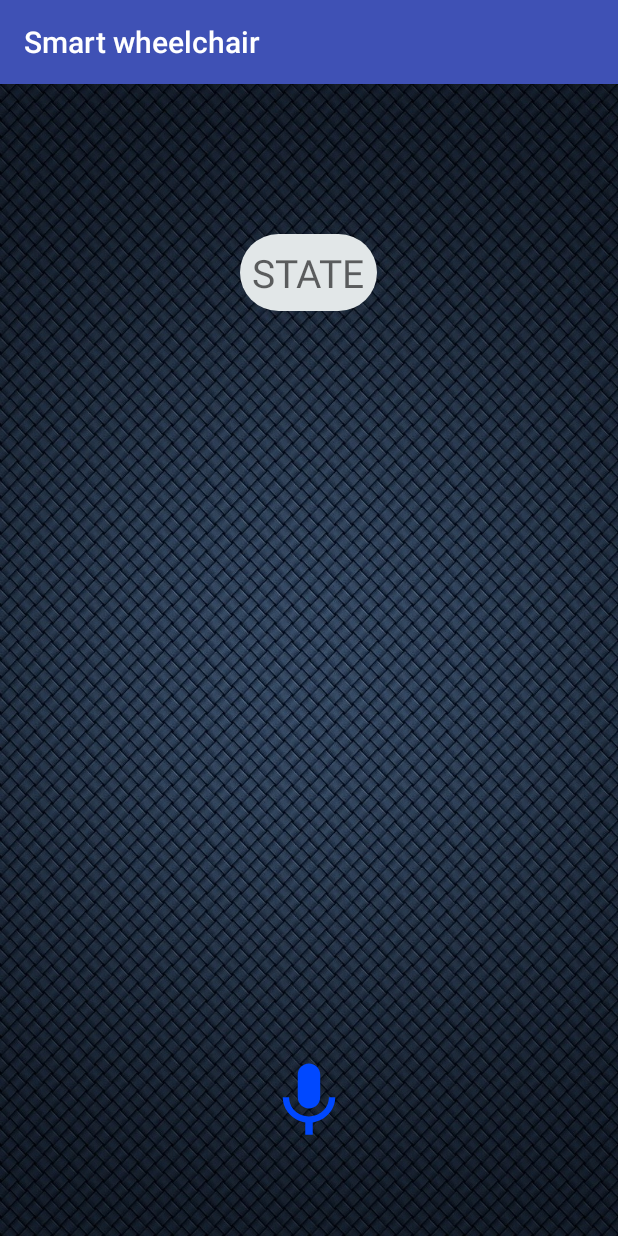
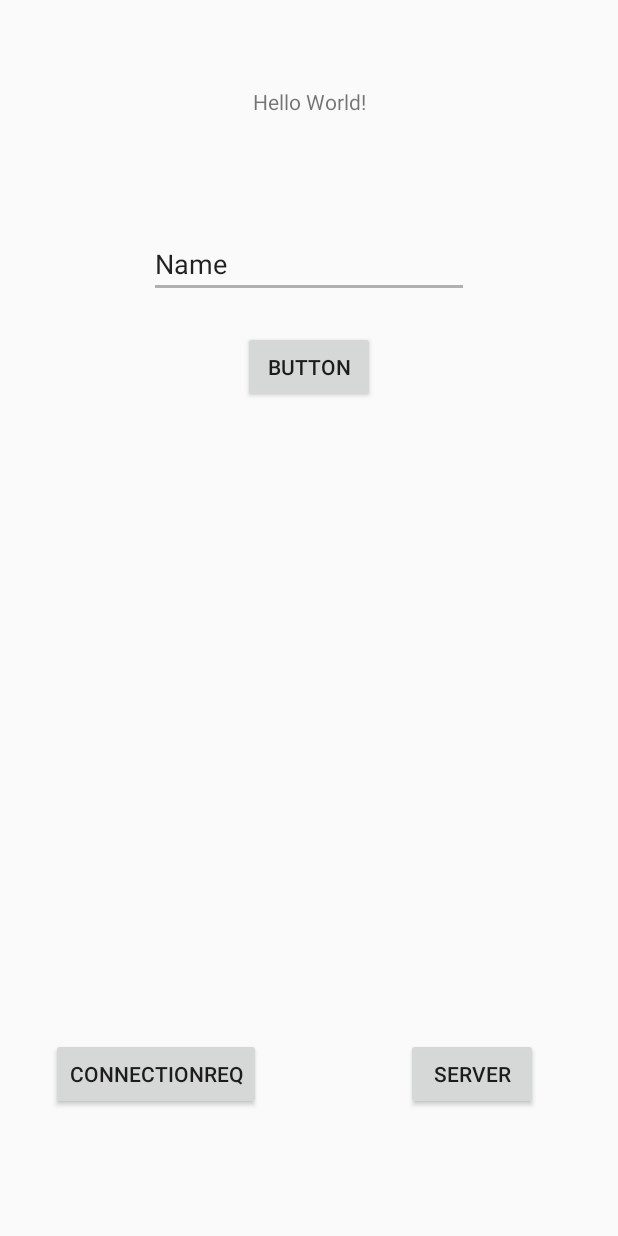
Before and after one commit to Thanhlongbem/SmartWheelChair, an Android app: the screen it shows after launch (GoogleVoiceDetectActivity), after a tap on "ĐIỀU KHIỂN BẰNG GIỌNG NÓI", on a phone screen of 412 x 824 dp. Run offline under Robolectric (Android 15) with nearby library versions, the phone set to English and light mode, and no system bars.

Commit message:
chua xong

```diff
--- a/app/src/main/java/banh/along/smartwheelchair/GoogleVoiceDetectActivity.java
+++ b/app/src/main/java/banh/along/smartwheelchair/GoogleVoiceDetectActivity.java
@@ -1,18 +1,21 @@
 package banh.along.smartwheelchair;
 
 import android.annotation.SuppressLint;
+import android.app.Activity;
 import android.bluetooth.BluetoothAdapter;
 import android.bluetooth.BluetoothDevice;
 import android.bluetooth.BluetoothServerSocket;
 import android.bluetooth.BluetoothSocket;
 import android.content.Intent;
 import android.os.Bundle;
+import android.os.Handler;
 import android.speech.RecognizerIntent;
 import android.speech.tts.TextToSpeech;
 import android.support.v7.app.AppCompatActivity;
 import android.util.Log;
 import android.view.View;
 import android.widget.Button;
+import android.widget.EditText;
 import android.widget.TextView;
 import android.widget.Toast;
 
@@ -21,228 +24,278 @@ import java.io.ByteArrayOutputStream;
 import java.io.IOException;
 import java.io.InputStream;
 import java.io.OutputStream;
+import java.nio.charset.Charset;
 import java.util.ArrayList;
 import java.util.Locale;
+import java.util.Set;
 import java.util.UUID;
 
-public class GoogleVoiceDetectActivity extends AppCompatActivity {
+public class GoogleVoiceDetectActivity extends Activity {
+
+    private static final UUID MY_UUID_INSECURE =
+            UUID.fromString("8ce255c0-200a-11e0-ac64-0800200c9a66");
+
+    private static final int REQUEST_ENABLE_BT = 1;
+    BluetoothAdapter bluetoothAdapter = BluetoothAdapter.getDefaultAdapter();
+    private BluetoothDevice mmDevice;
+    private UUID deviceUUID;
+    ConnectedThread mConnectedThread;
+    private Handler handler;
+
+    String TAG = "MainActivity";
+    EditText send_data;
+    TextView view_data;
+    StringBuilder messages;
 
 
 
-    private TextView txvResult;
-    Button btnSpeak;
-    BluetoothSocket socket;
-    InputStream inputStream;
-    OutputStream outputStream;
-    byte[] buffer = new byte[1024];
-    int i;
-    String message;
-    private Bluetooth b;
-    TextToSpeech t1;
 
 
-    BluetoothDevice bluetoothDevice;
+
+    public void pairDevice(View v) {
+
+        Set<BluetoothDevice> pairedDevices = bluetoothAdapter.getBondedDevices();
+        Log.e("MAinActivity", "" + pairedDevices.size() );
+        if (pairedDevices.size() > 0) {
+            Object[] devices = pairedDevices.toArray();
+            BluetoothDevice device = (BluetoothDevice) devices[0];
+            //ParcelUuid[] uuid = device.getUuids();
+            Log.e("MAinActivity", "" + device );
+            //Log.e("MAinActivity", "" + uuid)
+
+            ConnectThread connect = new ConnectThread(device,MY_UUID_INSECURE);
+            connect.start();
+
+        }
+    }
+
+    private class ConnectThread extends Thread {
+        private BluetoothSocket mmSocket;
+
+        public ConnectThread(BluetoothDevice device, UUID uuid) {
+            Log.d(TAG, "ConnectThread: started.");
+            mmDevice = device;
+            deviceUUID = uuid;
+        }
+
+        public void run(){
+            BluetoothSocket tmp = null;
+            Log.i(TAG, "RUN mConnectThread ");
+
+            // Get a BluetoothSocket for a connection with the
+            // given BluetoothDevice
+            try {
+                Log.d(TAG, "ConnectThread: Trying to create InsecureRfcommSocket using UUID: "
+                        +MY_UUID_INSECURE );
+                tmp = mmDevice.createRfcommSocketToServiceRecord(MY_UUID_INSECURE);
+            } catch (IOException e) {
+                Log.e(TAG, "ConnectThread: Could not create InsecureRfcommSocket " + e.getMessage());
+            }
+
+            mmSocket = tmp;
+
+            // Make a connection to the BluetoothSocket
+
+            try {
+                // This is a blocking call and will only return on a
+                // successful connection or an exception
+                mmSocket.connect();
+
+            } catch (IOException e) {
+                // Close the socket
+                try {
+                    mmSocket.close();
+                    Log.d(TAG, "run: Closed Socket.");
+                } catch (IOException e1) {
+                    Log.e(TAG, "mConnectThread: run: Unable to close connection in socket " + e1.getMessage());
+                }
+                Log.d(TAG, "run: ConnectThread: Could not connect to UUID: " + MY_UUID_INSECURE );
+            }
+
+            //will talk about this in the 3rd video
+            connected(mmSocket);
+        }
+        public void cancel() {
+            try {
+                Log.d(TAG, "cancel: Closing Client Socket.");
+                mmSocket.close();
+            } catch (IOException e) {
+                Log.e(TAG, "cancel: close() of mmSocket in Connectthread failed. " + e.getMessage());
+            }
+        }
+    }
+
+    private void connected(BluetoothSocket mmSocket) {
+        Log.d(TAG, "connected: Starting.");
+
+        // Start the thread to manage the connection and perform transmissions
+        mConnectedThread = new ConnectedThread(mmSocket);
+        mConnectedThread.start();
+    }
+
+    private class ConnectedThread extends Thread {
+        private final BluetoothSocket mmSocket;
+        private final InputStream mmInStream;
+        private final OutputStream mmOutStream;
+
+        public ConnectedThread(BluetoothSocket socket) {
+            Log.d(TAG, "ConnectedThread: Starting.");
+
+            mmSocket = socket;
+            InputStream tmpIn = null;
+            OutputStream tmpOut = null;
+
+
+
+            try {
+                tmpIn = mmSocket.getInputStream();
+                tmpOut = mmSocket.getOutputStream();
+            } catch (IOException e) {
+                e.printStackTrace();
+            }
+
+            mmInStream = tmpIn;
+            mmOutStream = tmpOut;
+        }
+
+        public void run(){
+            byte[] buffer = new byte[1024];  // buffer store for the stream
+
+            int bytes; // bytes returned from read()
+
+            // Keep listening to the InputStream until an exception occurs
+            while (true) {
+                // Read from the InputStream
+                try {
+                    bytes = mmInStream.read(buffer);
+                    final String incomingMessage = new String(buffer, 0, bytes);
+                    Log.d(TAG, "InputStream: " + incomingMessage);
+
+                    runOnUiThread(new Runnable() {
+
+                        @Override
+                        public void run() {
+                            view_data.setText(incomingMessage);
+                        }
+                    });
+
+
+                } catch (IOException e) {
+                    Log.e(TAG, "write: Error reading Input Stream. " + e.getMessage() );
+                    break;
+                }
+            }
+        }
+
+
+        public void write(byte[] bytes) {
+            String text = new String(bytes, Charset.defaultCharset());
+            Log.d(TAG, "write: Writing to outputstream: " + text);
+            try {
+                mmOutStream.write(bytes);
+            } catch (IOException e) {
+                Log.e(TAG, "write: Error writing to output stream. " + e.getMessage() );
+            }
+        }
+
+        /* Call this from the main activity to shutdown the connection */
+        public void cancel() {
+            try {
+                mmSocket.close();
+            } catch (IOException e) { }
+        }
+    }
+
+
+    public void SendMessage(View v) {
+        byte[] bytes = send_data.getText().toString().getBytes(Charset.defaultCharset());
+        mConnectedThread.write(bytes);
+    }
+
+
+
 
     @SuppressLint("WrongViewCast")
     @Override
     protected void onCreate(Bundle savedInstanceState) {
         super.onCreate(savedInstanceState);
         setContentView(R.layout.detect_google_voice_activity);
-        txvResult = (TextView) findViewById(R.id.txvResult);
 
-        Toast.makeText(getApplicationContext(),"Đang ở trong onCreate", Toast.LENGTH_LONG).show();
+        send_data =(EditText) findViewById(R.id.editText);
+        view_data = (TextView) findViewById(R.id.textView);
 
-        b = new Bluetooth(this);
-        b.enableBluetooth();
-        b.connectToName("hc_06");
-
-
-
-
-
-
+        if (bluetoothAdapter != null && !bluetoothAdapter.isEnabled()) {
+            Intent enableBtIntent = new
+                    Intent(BluetoothAdapter.ACTION_REQUEST_ENABLE);
+            startActivityForResult(enableBtIntent, REQUEST_ENABLE_BT);
+        }
 
     }
 
-    public void getSpeechInput(View view) {
+    public void Start_Server(View view) {
 
-        Intent intent = new Intent(RecognizerIntent.ACTION_RECOGNIZE_SPEECH);
-        intent.putExtra(RecognizerIntent.EXTRA_LANGUAGE_MODEL, RecognizerIntent.LANGUAGE_MODEL_FREE_FORM);
-        intent.putExtra(RecognizerIntent.EXTRA_LANGUAGE, Locale.getDefault());
-        //intent.putExtra(RecognizerIntent.EXTRA_SPEECH_INPUT_POSSIBLY_COMPLETE_SILENCE_LENGTH_MILLIS,0);
-        intent.putExtra(RecognizerIntent.EXTRA_SPEECH_INPUT_MINIMUM_LENGTH_MILLIS,300);
-        intent.putExtra(RecognizerIntent.EXTRA_SPEECH_INPUT_COMPLETE_SILENCE_LENGTH_MILLIS,300);
-        intent.putExtra(RecognizerIntent.ACTION_VOICE_SEARCH_HANDS_FREE,RecognizerIntent.ACTION_VOICE_SEARCH_HANDS_FREE);
+        AcceptThread accept = new AcceptThread();
+        accept.start();
 
-
-
-        if (intent.resolveActivity(getPackageManager()) != null) {
-            startActivityForResult(intent, 10);
-        } else{
-            Toast.makeText(this, "Your Device Don't Support Speech Input", Toast.LENGTH_SHORT).show();
-        }
     }
 
-    @Override
-    protected void onActivityResult(int requestCode, int resultCode, Intent data) {
-        super.onActivityResult(requestCode, resultCode, data);
-        Toast.makeText(getApplicationContext()," ở trong onActivityResult", Toast.LENGTH_LONG).show();
+    private class AcceptThread extends Thread {
 
-        if(requestCode == 10){
-            if (resultCode == RESULT_OK) {
-                ArrayList<String> result = data.getStringArrayListExtra(RecognizerIntent.EXTRA_RESULTS);
-                txvResult.setText(result.get(0));
-                message = result.get(0).toString();
+        // The local server socket
+        private final BluetoothServerSocket mmServerSocket;
 
+        public AcceptThread() {
+            BluetoothServerSocket tmp = null;
 
-                if(b.isConnected()){
-                    if(message == "Hello" || message == "hello"){
-                        b.send("1");
-                    }
+            // Create a new listening server socket
+            try {
+                tmp = bluetoothAdapter.listenUsingInsecureRfcommWithServiceRecord("appname", MY_UUID_INSECURE);
 
-                }else{
-                    String toSpeak = "You need pair with another device";
-                    //Toast.makeText(this, toSpeak,Toast.LENGTH_LONG).show();
-                }
+                Log.d(TAG, "AcceptThread: Setting up Server using: " + MY_UUID_INSECURE);
+            } catch (IOException e) {
+                Log.e(TAG, "AcceptThread: IOException: " + e.getMessage());
+            }
 
+            mmServerSocket = tmp;
+        }
 
+        public void run() {
+            Log.d(TAG, "run: AcceptThread Running.");
 
-            }else if (resultCode == RecognizerIntent.RESULT_AUDIO_ERROR) {
-                getSpeechInput(getCurrentFocus());
-            } else if (resultCode == RecognizerIntent.RESULT_CLIENT_ERROR) {
-                getSpeechInput(getCurrentFocus());
-            } else if (resultCode == RecognizerIntent.RESULT_NETWORK_ERROR) {
-                getSpeechInput(getCurrentFocus());
-            } else if (resultCode == RecognizerIntent.RESULT_NO_MATCH) {
-                getSpeechInput(getCurrentFocus());
-            } else if (resultCode == RecognizerIntent.RESULT_SERVER_ERROR) {
-                getSpeechInput(getCurrentFocus());
+            BluetoothSocket socket = null;
 
+            try {
+                // This is a blocking call and will only return on a
+                // successful connection or an exception
+                Log.d(TAG, "run: RFCOM server socket start.....");
+
+                socket = mmServerSocket.accept();
+
+                Log.d(TAG, "run: RFCOM server socket accepted connection.");
+
+            } catch (IOException e) {
+                Log.e(TAG, "AcceptThread: IOException: " + e.getMessage());
             }
-        }else getSpeechInput(getCurrentFocus());
+
+            //talk about this is in the 3rd
+            if (socket != null) {
+                connected(socket);
+            }
+
+            Log.i(TAG, "END mAcceptThread ");
+        }
+
+        public void cancel() {
+            Log.d(TAG, "cancel: Canceling AcceptThread.");
+            try {
+                mmServerSocket.close();
+            } catch (IOException e) {
+                Log.e(TAG, "cancel: Close of AcceptThread ServerSocket failed. " + e.getMessage());
+            }
+        }
     }
 
 
 
 
-
-
-
-   /* public class ConnectThread extends Thread{
-        private BluetoothSocket bTSocket;
-
-        public boolean connect(BluetoothDevice bTDevice, UUID mUUID) {
-            BluetoothSocket temp = null;
-            try {
-                temp = bTDevice.createRfcommSocketToServiceRecord(mUUID);
-            } catch (IOException e) {
-                Log.d("CONNECTTHREAD","Could not create RFCOMM socket:" + e.toString());
-                return false;
-            }
-            try {
-                bTSocket.connect();
-            } catch(IOException e) {
-                Log.d("CONNECTTHREAD","Could not connect: " + e.toString());
-                try {
-                    bTSocket.close();
-                } catch(IOException close) {
-                    Log.d("CONNECTTHREAD", "Could not close connection:" + e.toString());
-                    return false;
-                }
-            }
-            return true;
-        }
-
-        public boolean cancel() {
-            try {
-                bTSocket.close();
-            } catch(IOException e) {
-                Log.d("CONNECTTHREAD","Could not close connection:" + e.toString());
-                return false;
-            }
-            return true;
-        }
-    }
-
-    public class ServerConnectThread extends Thread{
-        private BluetoothSocket bTSocket;
-
-        public ServerConnectThread() { }
-
-        public void acceptConnect(BluetoothAdapter bTAdapter, UUID mUUID) {
-            BluetoothServerSocket temp = null;
-            try {
-                temp = bTAdapter.listenUsingRfcommWithServiceRecord("Service_Name", mUUID);
-            } catch(IOException e) {
-                Log.d("SERVERCONNECT", "Could not get a BluetoothServerSocket:" + e.toString());
-            }
-            while(true) {
-                try {
-                    bTSocket = temp.accept();
-                } catch (IOException e) {
-                    Log.d("SERVERCONNECT", "Could not accept an incoming connection.");
-                    break;
-                }
-                if (bTSocket != null) {
-                    try {
-                        temp.close();
-                    } catch (IOException e) {
-                        Log.d("SERVERCONNECT", "Could not close ServerSocket:" + e.toString());
-                    }
-                    break;
-                }
-            }
-        }
-
-        public void closeConnect() {
-            try {
-                bTSocket.close();
-            } catch(IOException e) {
-                Log.d("SERVERCONNECT", "Could not close connection:" + e.toString());
-            }
-        }
-    }
-
-
-    public class TransferandReceiver extends Thread{
-        public TransferandReceiver(){};
-        public void sendData(BluetoothSocket socket, int data) throws IOException{
-            ByteArrayOutputStream output = new ByteArrayOutputStream(4);
-            output.write(data);
-            OutputStream outputStream = socket.getOutputStream();
-            outputStream.write(output.toByteArray());
-        }
-
-        public int receiveData(BluetoothSocket socket) throws IOException{
-            byte[] buffer = new byte[4];
-            ByteArrayInputStream input = new ByteArrayInputStream(buffer);
-            InputStream inputStream = socket.getInputStream();
-            inputStream.read(buffer);
-            return input.read();
-        }
-    }
-
-
-    public void ConnectTwoDevice(){
-        BluetoothAdapter btadap = BluetoothAdapter.getDefaultAdapter();
-        UUID uuid = UUID.fromString("1");
-
-
-        ConnectThread connectThread = new ConnectThread();
-        connectThread.connect(bluetoothDevice,uuid);
-
-        ServerConnectThread serverConnectThread = new ServerConnectThread();
-        serverConnectThread.acceptConnect(btadap,uuid);
-    }
-
-    public void DataTransfer(int data){
-        ConnectTwoDevice();
-        BluetoothAdapter btadap = BluetoothAdapter.getDefaultAdapter();
-        TransferandReceiver transferandReceiver = new TransferandReceiver();
-        try {
-            transferandReceiver.sendData(socket,data);
-        } catch (IOException e) {
-            e.printStackTrace();
-        }
-    }*/
 }
--- a/app/src/main/java/banh/along/smartwheelchair/MainActivity.java
+++ b/app/src/main/java/banh/along/smartwheelchair/MainActivity.java
@@ -61,12 +61,18 @@ public class MainActivity extends AppCompatActivity{
         };
         //registering our receiver
         this.registerReceiver(mReceiver, intentFilter);
+        btnONOFF = findViewById(R.id.btnONOFF);
+        btnONOFF.setOnClickListener(new View.OnClickListener() {
+            @Override
+            public void onClick(View v) {
+                Intent intent = new Intent(MainActivity.this, GoogleVoiceDetectActivity.class);
+                startActivity(intent);
+            }
+        });
 
 
 
-
-
-        BTAdapter = BluetoothAdapter.getDefaultAdapter();
+        /*BTAdapter = BluetoothAdapter.getDefaultAdapter();
         pairedDevices = BTAdapter.getBondedDevices();
         final ArrayList list = new ArrayList();
         btnONOFF = findViewById(R.id.btnONOFF);
@@ -113,7 +119,7 @@ public class MainActivity extends AppCompatActivity{
 
             AlertDialog alertDialog = builder.create();
             alertDialog.show();
-        }
+        }*/
 
 
 
--- a/app/src/main/res/layout/detect_google_voice_activity.xml
+++ b/app/src/main/res/layout/detect_google_voice_activity.xml
@@ -1,37 +1,82 @@
 <?xml version="1.0" encoding="utf-8"?>
-<RelativeLayout
-    xmlns:android="http://schemas.android.com/apk/res/android"
+<android.support.constraint.ConstraintLayout xmlns:android="http://schemas.android.com/apk/res/android"
+    xmlns:app="http://schemas.android.com/apk/res-auto"
+    xmlns:tools="http://schemas.android.com/tools"
     android:layout_width="match_parent"
     android:layout_height="match_parent"
-    android:orientation="vertical"
-    android:background="@drawable/bg_home2"
-    >
+    tools:context="com.example.hpi5.bluethoothshot.MainActivity"
+    tools:layout_editor_absoluteY="81dp"
+    tools:layout_editor_absoluteX="0dp">
 
     <TextView
-        android:padding="8dp"
-        android:gravity="center"
-        android:hint="STATE"
-        android:background="@drawable/back_state"
-        android:id="@+id/txvResult"
         android:layout_width="wrap_content"
         android:layout_height="wrap_content"
-        android:layout_alignParentTop="true"
-        android:layout_centerHorizontal="true"
-        android:layout_marginTop="100dp"
-        android:textColor="#000"
-        android:textSize="26sp"
-        android:textStyle="normal"/>
+        android:text="Hello World!"
+        android:id="@+id/textView"
+        tools:layout_constraintTop_creator="1"
+        tools:layout_constraintRight_creator="1"
+        app:layout_constraintRight_toRightOf="parent"
+        android:layout_marginTop="58dp"
+        tools:layout_constraintLeft_creator="1"
+        app:layout_constraintLeft_toLeftOf="parent"
+        app:layout_constraintTop_toTopOf="parent" />
 
-    <ImageView
-        android:foregroundGravity="center"
-        android:id="@+id/btnSpeak"
-        android:layout_width="60dp"
-        android:layout_height="60dp"
-        android:layout_alignParentBottom="true"
-        android:layout_centerHorizontal="true"
-        android:layout_marginBottom="60dp"
-        android:gravity="center"
-        android:onClick="getSpeechInput"
-        android:src="@drawable/ic_mic_black_24dp"/>
+    <EditText
+        android:id="@+id/editText"
+        android:layout_width="wrap_content"
+        android:layout_height="wrap_content"
+        android:ems="10"
+        android:inputType="textPersonName"
+        android:text="Name"
+        tools:layout_constraintTop_creator="1"
+        tools:layout_constraintRight_creator="1"
+        app:layout_constraintRight_toRightOf="parent"
+        android:layout_marginTop="153dp"
+        tools:layout_constraintLeft_creator="1"
+        app:layout_constraintLeft_toLeftOf="parent"
+        app:layout_constraintTop_toTopOf="parent" />
 
-</RelativeLayout>
+    <Button
+        android:id="@+id/button"
+        android:layout_width="wrap_content"
+        android:layout_height="wrap_content"
+        android:text="Button"
+        android:onClick="SendMessage"
+        tools:layout_constraintTop_creator="1"
+        tools:layout_constraintRight_creator="1"
+        app:layout_constraintRight_toRightOf="parent"
+        android:layout_marginTop="22dp"
+        app:layout_constraintTop_toBottomOf="@+id/editText"
+        tools:layout_constraintLeft_creator="1"
+        app:layout_constraintLeft_toLeftOf="parent" />
+
+    <Button
+        android:id="@+id/button2"
+        android:layout_width="wrap_content"
+        android:layout_height="wrap_content"
+        android:text="Server"
+        android:onClick="Start_Server"
+        android:layout_marginEnd="53dp"
+        tools:layout_constraintRight_creator="1"
+        tools:layout_constraintBottom_creator="1"
+        app:layout_constraintBottom_toBottomOf="parent"
+        app:layout_constraintRight_toRightOf="parent"
+        android:layout_marginBottom="84dp" />
+
+    <Button
+        android:id="@+id/button3"
+        android:layout_width="wrap_content"
+        android:layout_height="wrap_content"
+        android:text="ConnectionREq"
+        android:onClick="pairDevice"
+        android:layout_marginStart="34dp"
+        tools:layout_constraintTop_creator="1"
+        tools:layout_constraintBottom_creator="1"
+        app:layout_constraintBottom_toBottomOf="@+id/button2"
+        tools:layout_constraintLeft_creator="1"
+        app:layout_constraintLeft_toLeftOf="parent"
+        app:layout_constraintTop_toTopOf="@+id/button2"
+        android:layout_marginLeft="30dp"
+        app:layout_constraintVertical_bias="0.0" />
+
+</android.support.constraint.ConstraintLayout>
```
